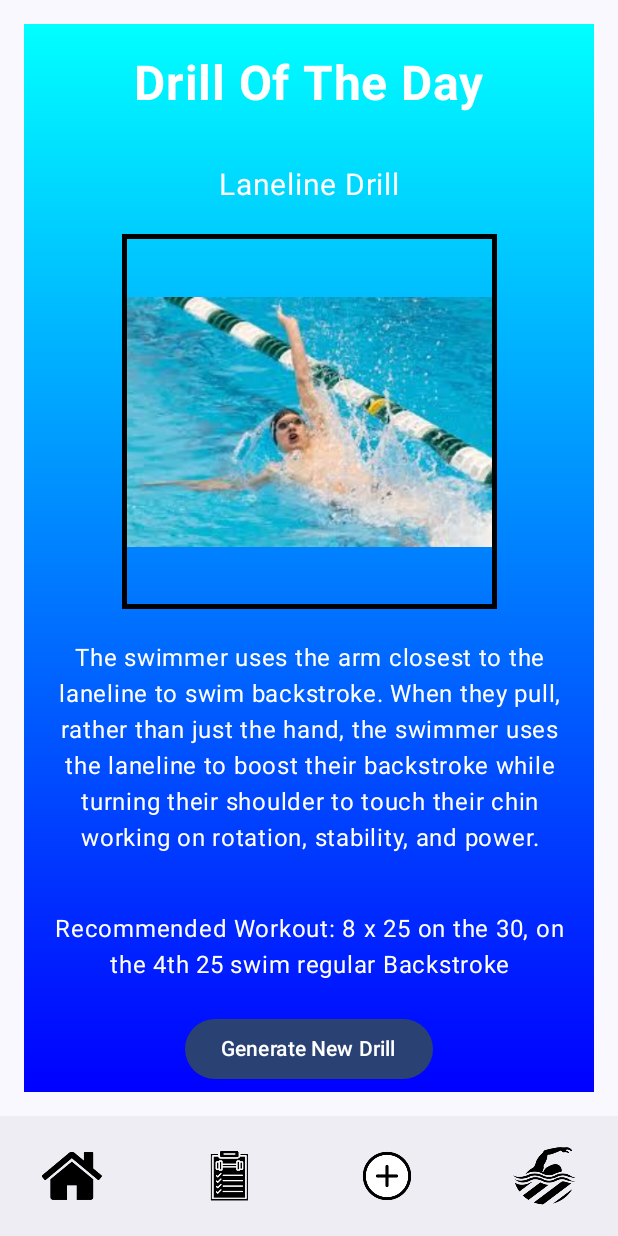
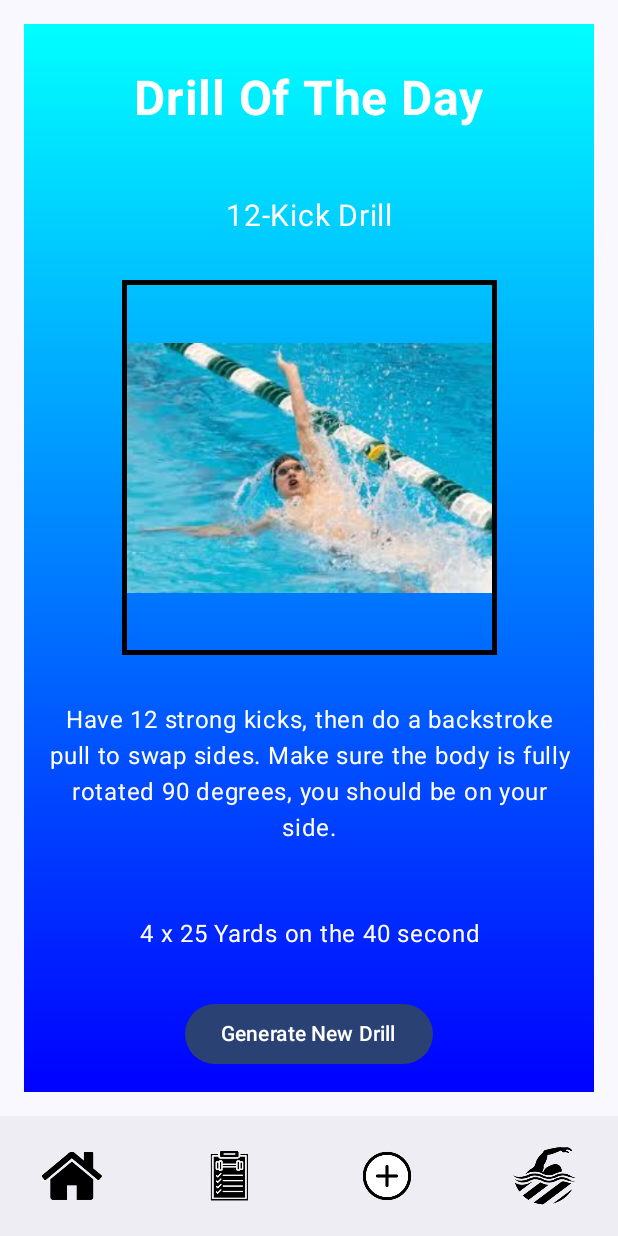
Before and after one commit to gordokyl-swimstar/CrocsSwimLog, an Android app built with Jetpack Compose: the screen it shows after launch (MainActivity), item 4 of the bottom bar chosen, on a phone screen of 412 x 824 dp. Run offline under Robolectric (Android 15) with nearby library versions, the phone set to English and light mode, and no system bars.

Commit message:
Drill Of The Day now fully works! Now, a decision needs to be made whether or not the drill will stay during full app resets.

```diff
--- a/app/src/main/java/com/kylegordon/crocsswimlog/DOTDScreen.kt
+++ b/app/src/main/java/com/kylegordon/crocsswimlog/DOTDScreen.kt
@@ -6,9 +6,7 @@ import androidx.compose.foundation.background
 import androidx.compose.foundation.border
 import androidx.compose.foundation.layout.Arrangement
 import androidx.compose.foundation.layout.Column
-import androidx.compose.foundation.layout.Spacer
 import androidx.compose.foundation.layout.fillMaxSize
-import androidx.compose.foundation.layout.height
 import androidx.compose.foundation.layout.padding
 import androidx.compose.foundation.layout.size
 import androidx.compose.material3.Button
@@ -26,11 +24,22 @@ import androidx.navigation.NavController
 
 @Composable
 fun DOTDScreen(navController: NavController, modifier: Modifier = Modifier, viewModel: DOTDViewModel) {
+    val drill = viewModel.currentDrill.value
+    val (title, description, yardage) = drill
+
     val imageModifier = Modifier
         .size(250.dp)
         .border(BorderStroke(3.dp, Color.Black))
 
     val colorList = listOf(Color.Cyan, Color.Blue)
+
+    // Pick image based on stroke type
+    val imageRes = when (drill.stroke) {
+        StrokeType.FREESTYLE -> R.drawable.freestyle_dotd
+        StrokeType.BACKSTROKE -> R.drawable.backstroke_dotd
+        StrokeType.BREASTSTROKE -> R.drawable.breaststroke_dotd
+        StrokeType.BUTTERFLY -> R.drawable.butterfly_dotd
+    }
 
     Column(
         modifier = modifier
@@ -49,7 +58,7 @@ fun DOTDScreen(navController: NavController, modifier: Modifier = Modifier, view
         )
 
         // This will pull from a database of drills randomly. The title goes here
-        Text("Laneline Drill",
+        Text(title,
             modifier = Modifier.padding(16.dp),
             color = Color.White,
             fontSize = 20.sp
@@ -57,16 +66,13 @@ fun DOTDScreen(navController: NavController, modifier: Modifier = Modifier, view
 
         // This image will change depending on the drill of the day, matching the stroke of the drill
         Image(
-            painter = painterResource(id = R.drawable.backstroke_dotd),
+            painter = painterResource(imageRes),
             contentDescription = null,
             modifier = imageModifier
         )
 
         // This will pull from a database of drills randomly. The description goes here
-        Text("The swimmer uses the arm closest to the laneline to swim backstroke. When they " +
-                "pull, rather than just the hand, the swimmer uses the laneline to boost their " +
-                "backstroke while turning their shoulder to touch their chin working on rotation, " +
-                "stability, and power.",
+        Text(description,
             modifier = Modifier.padding(16.dp),
             color = Color.White,
             fontSize = 16.sp,
@@ -75,16 +81,15 @@ fun DOTDScreen(navController: NavController, modifier: Modifier = Modifier, view
 
         // This will pull from a database of drills randomly. The recommended workout goes here
         Text(
-            "Recommended Workout: 8 x 25 on the 30, on the 4th 25 swim regular Backstroke",
+            yardage,
             color = Color.White,
             fontSize = 16.sp,
             modifier = Modifier.padding(16.dp),
             textAlign = androidx.compose.ui.text.style.TextAlign.Center
         )
 
-        Button(onClick = { }) {
+        Button(onClick = {viewModel.generateNewDrill() }) {
             Text("Generate New Drill")
         }
-
     }
 }
--- a/app/src/main/java/com/kylegordon/crocsswimlog/DOTDViewModel.kt
+++ b/app/src/main/java/com/kylegordon/crocsswimlog/DOTDViewModel.kt
@@ -1,7 +1,168 @@
 package com.kylegordon.crocsswimlog
 
+import androidx.compose.runtime.mutableStateOf
 import androidx.lifecycle.ViewModel
+import java.io.Serializable
 
+data class Drill(
+    val title: String,
+    val description: String,
+    val yardage: String,
+    val stroke: StrokeType
+)
+
+enum class StrokeType {
+    FREESTYLE, BACKSTROKE, BREASTSTROKE, BUTTERFLY
+}
 class DOTDViewModel : ViewModel() {
 
+    // List of freestyle swimming drills paired with descriptions
+    private val freeDrills = listOf(
+        Drill(
+            "Catch-Up Drill",
+            "Swim freestyle using only one arm at a time, with the other arm out front in streamline. Helps with arm timing along with strength and length of the pull.",
+            "4 x 50 Yards on the minute, 1st 25 doing the drill, 2nd 25 to incorporate the form into your regular freestyle",
+            StrokeType.FREESTYLE
+        ),
+        Drill(
+            "Flick Drill",
+            "Flick the water upwards as you swim freestyle to practice nice, high elbows and power out of the water",
+            "4 x 50 Yards on the minute, 1st 25 doing the drill, 2nd 25 to incorporate the form into your regular freestyle",
+            StrokeType.FREESTYLE
+        ),
+        Drill(
+            "Fingertip Drag Drill",
+            "Drag your fingertips forward along the water to practice your full range of motion for freestyle.",
+            "4 x 50 Yards on the minute, 1st 25 doing the drill, 2nd 25 to incorporate the form into your regular freestyle",
+            StrokeType.FREESTYLE
+        ),
+        Drill(
+            "Closed Fist Drill",
+            "Swim your freestyle with a balled fist rather than extended fingers, reminding the body to also use the forearms in freestyle, not just the hands.",
+            "4 x 50 Yards on the minute, 1st 25 doing the drill, 2nd 25 to incorporate the form into your regular freestyle",
+            StrokeType.FREESTYLE
+        ),
+        Drill(
+            "Tarzan Drill",
+            "Swim your freestyle with your head looking straight out of the water while everything else stays the same. This practices strength, but be careful not to overexert on this drill.",
+            "4 x 25 Yards on the 45 second.",
+            StrokeType.FREESTYLE
+        )
+    )
+
+    // List of backstroke swimming drills paired with descriptions
+    private val backDrills = listOf(
+        Drill(
+            "Single Arm Backstroke",
+            "Use one arm to isolate and perfect your backstroke form, really focusing on pull and rotation.",
+            "4 x 25 Yards on the 40 second",
+            StrokeType.BACKSTROKE
+        ),
+        Drill(
+            "Laneline Drill",
+            "Use whichever arm is closer to the laneline to push yourself forward, practicing how your arms should catch the water when swimming backstroke.",
+            "4 x 50 Yards on the minute. Both arms should be used in the 50.",
+            StrokeType.BACKSTROKE
+        ),
+        Drill(
+            "Wave Drill",
+            "When your arm is pointing up at the ceiling, twist your arm 3 times to practice the rotation of your arms as they enter and exit the water.",
+            "4 x 25 Yards on the 40 second",
+            StrokeType.BACKSTROKE
+        ),
+        Drill(
+            "Balancing Act Drill",
+            "Fill a plastic cup halfway with water and place it on your forehead. From there, kick on your back in streamline, not letting the cup fall off.",
+            "4 x 25 Yards on the minute",
+            StrokeType.BACKSTROKE
+        ),
+        Drill(
+            "12-Kick Drill",
+            "Have 12 strong kicks, then do a backstroke pull to swap sides. Make sure the body is fully rotated 90 degrees, you should be on your side.",
+            "4 x 25 Yards on the 40 second",
+            StrokeType.BACKSTROKE
+        )
+    )
+
+    // List of breaststroke swimming drills paired with descriptions
+    private val breastDrills = listOf(
+        Drill(
+            "Breaststroke Kick on Back",
+            "Practice the kick position and motions while floating on your back.",
+            "4 x 25 Yards on the 40 second",
+            StrokeType.BREASTSTROKE
+        ),
+        Drill(
+            "Double Kick Drill",
+            "Perform 2 breaststroke kicks to each pull, focusing on strength and distance of kick.",
+            "4 x 50 Yards on the 1 min 15 sec, 1st 25 doing the drill, 2nd 25 to incorporate the form into your regular breaststroke",
+            StrokeType.BREASTSTROKE
+        ),
+        Drill(
+            "Extended Glide Drill",
+            "Hold the glide for an extra 2-3 seconds compared to your regular breaststroke to maximize distance per stroke.",
+            "4 x 50 Yards on the 1 min 15 sec, 1st 25 doing the drill, 2nd 25 to incorporate the form into your regular breaststroke",
+            StrokeType.BREASTSTROKE
+        ),
+        Drill(
+            "Heel Tag Drill",
+            "With your hands at your side, try to touch your heels to your hand with every kick, which works on range of motion and setting up for the push of the kick.",
+            "4 x 50 Yards on the 1 min 15 sec, 1st 25 doing the drill, 2nd 25 to incorporate the form into your regular breaststroke",
+            StrokeType.BREASTSTROKE
+        ),
+        Drill(
+            "Breaststroke With Flutter Kick",
+            "Exactly as the title says. Breaststroke arms with a flutter kick, which practices the speed and explosiveness of the arms.",
+            "4 x 50 Yards on the 1 min 30 sec",
+            StrokeType.BREASTSTROKE
+        )
+    )
+
+    // List of butterfly swimming drills paired with descriptions
+    private val flyDrills = listOf(
+        Drill(
+            "Butterfly Body Wave",
+            "Focus on undulation without using your arms. Improves the flow of your butterfly as you swim it.",
+            "4 x 25 Yards on the 40 second",
+            StrokeType.BUTTERFLY
+        ),
+        Drill(
+            "3-3-3 Drill",
+            "3 pulls right, 3 left, 3 both — builds rhythm and strength in your butterfly.",
+            "4 x 25 Yards on the 40 second",
+            StrokeType.BUTTERFLY
+        ),
+        Drill(
+            "Backerfly",
+            "Swim butterfly on your back to build endurance and strength.",
+            "4 x 25 Yards on the 40 second",
+            StrokeType.BUTTERFLY
+        ),
+        Drill(
+            "Knuckle Drill",
+            "Swim butterfly with your fists closed to work on the high catch of the elbows and strength of the arms underwater.",
+            "4 x 25 Yards on the 40 second",
+            StrokeType.BUTTERFLY
+        ),
+        Drill(
+            "Butterfly With Flutter Kick",
+            "Exactly as the title says. Butterfly arms with a flutter kick, which practices the speed and explosiveness of the arms.",
+            "4 x 50 Yards on the 1 min 30 sec",
+            StrokeType.BUTTERFLY
+        )
+    )
+
+    private val allDrillLists = listOf(freeDrills, backDrills, breastDrills, flyDrills)
+
+    var currentDrill = mutableStateOf(showRandomDrill())
+        private set
+
+    private fun showRandomDrill(): Drill {
+        val drills = allDrillLists.random()
+        return drills.random()
+    }
+
+    fun generateNewDrill() {
+        currentDrill.value = showRandomDrill()
+    }
 }
```
